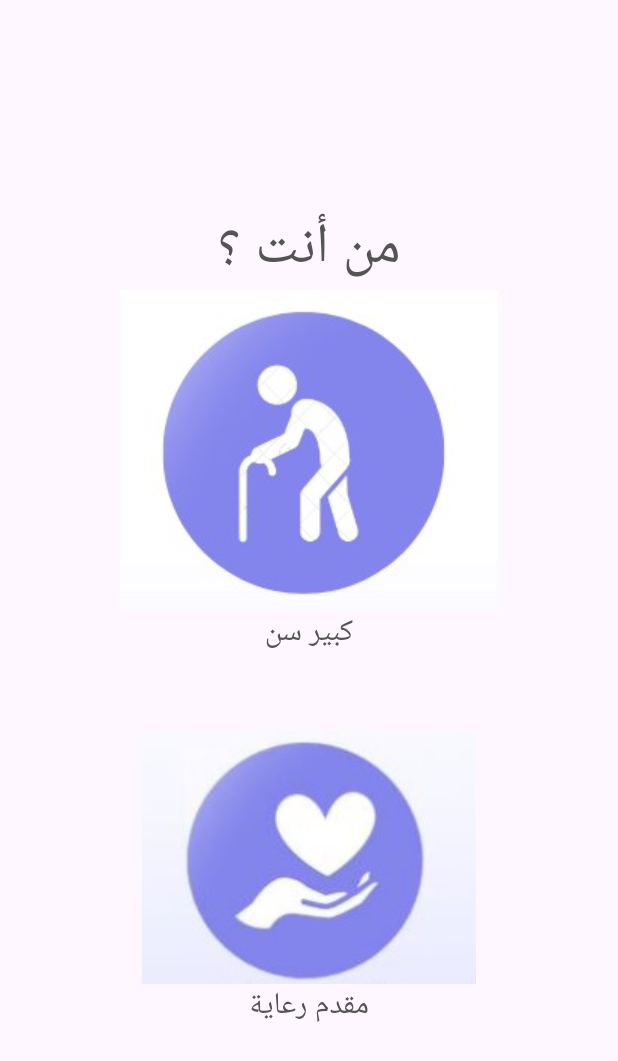
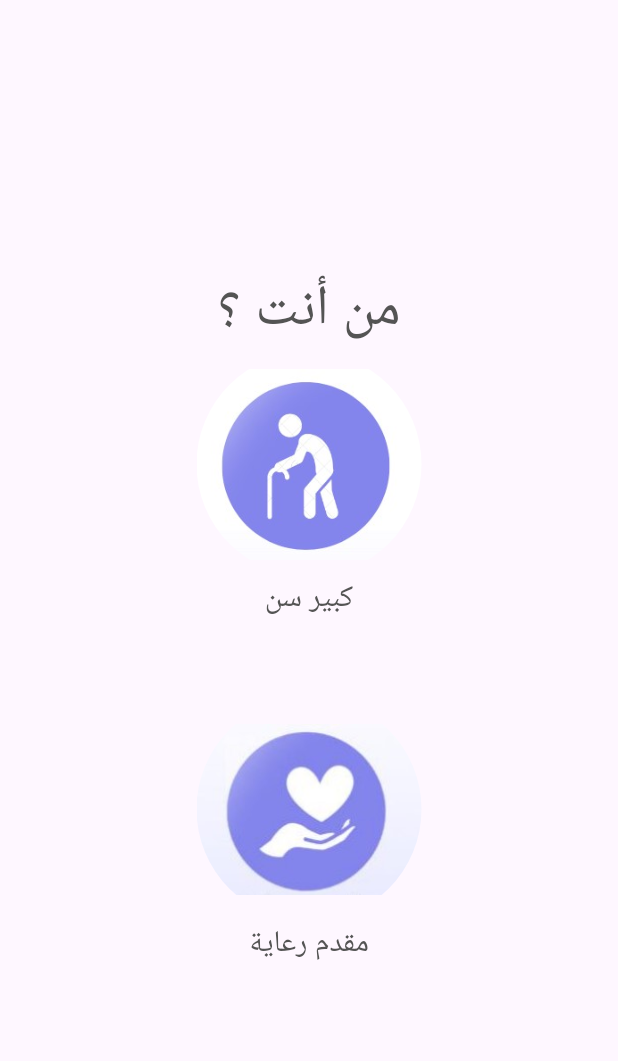
Before and after one commit to Sondosgit/aoun_p, a Flutter app: the screen it shows after launch, on a phone screen of 412 x 824 dp. Shown: the top 1061 px of the screen. Run offline on Flutter 3.47's test engine with Material 3 defaults, Android fonts, the phone set to English and light mode, and no system bars.

Commit message:
شكل الصور

```diff
--- a/lib/pages/onbording.dart
+++ b/lib/pages/onbording.dart
@@ -1,15 +1,13 @@
 import 'package:flutter/material.dart';
 
 class Onbording extends StatelessWidget {
-  const Onbording({super.key});
+  const Onbording({Key? key}) : super(key: key);
 
   @override
   Widget build(BuildContext context) {
     return SafeArea(
       child: Scaffold(
-        body: Stack(
-          children: [
-            Center(
+        body: Center(
           child: Column(
             mainAxisAlignment: MainAxisAlignment.center,
             children: [
@@ -22,7 +20,13 @@ class Onbording extends StatelessWidget {
                   fontSize: 37,
                 ),
               ),
-                  Image.asset("img/elderly.jpg"),
+              ClipOval(
+                child: Image.asset(
+                  "img/elderly.jpg",
+                  width: 150, // Adjust as needed
+                  height: 150, // Adjust as needed
+                ),
+              ),
               const Text(
                 "كبير سن",
                 style: TextStyle(
@@ -31,7 +35,13 @@ class Onbording extends StatelessWidget {
                 ),
               ),
               const SizedBox(height: 50),
-                  Image.asset("img/cargiver.jpg"),
+              ClipOval(
+                child: Image.asset(
+                  "img/cargiver.jpg",
+                  width: 150, // Adjust as needed
+                  height: 150, // Adjust as needed
+                ),
+              ),
               const Text(
                 "مقدم رعاية",
                 style: TextStyle(
@@ -42,8 +52,6 @@ class Onbording extends StatelessWidget {
             ],
           ),
         ),
-          ],
-        ),
       ),
     );
   }
```
Lines whose indentation alone changed are shown as unchanged.
